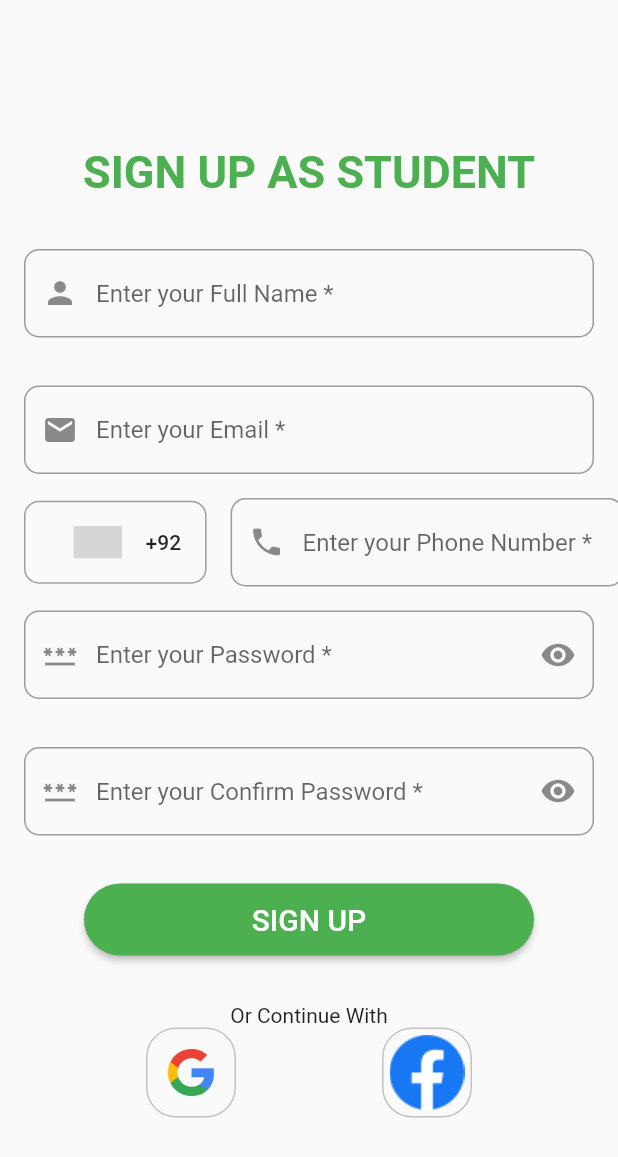
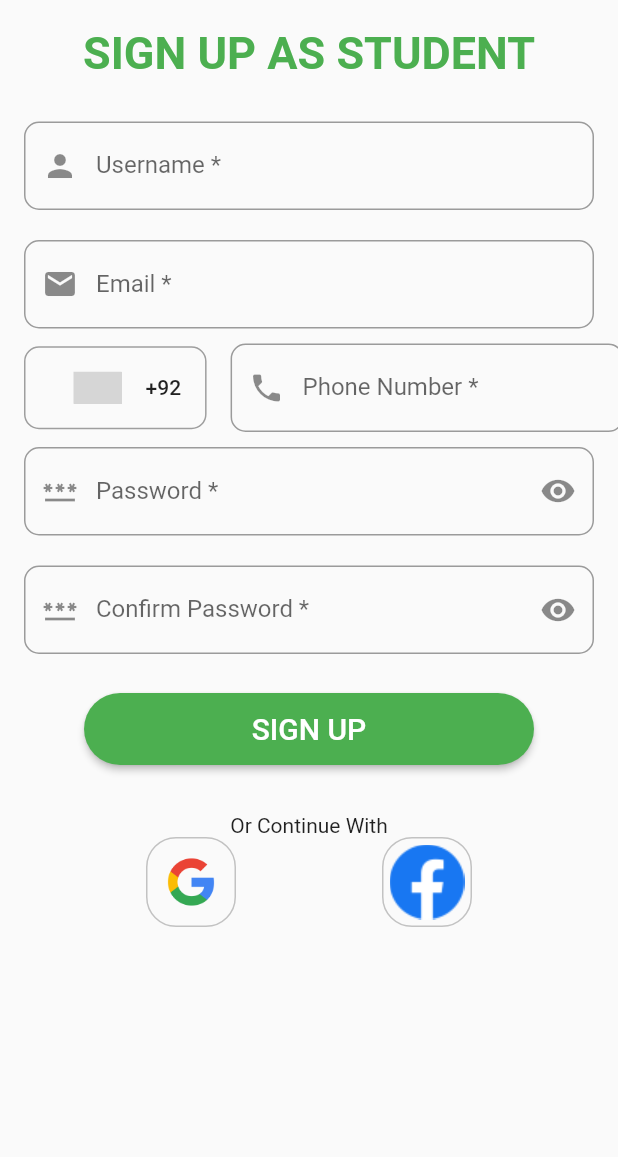
Before and after one commit to aahilalwani25/plagiarism_checker_app, a Flutter app: the SignupScreen screen opened directly, on a phone screen of 412 x 824 dp. Shown: the top 1157 px of the screen. Run offline on Flutter 3.47's test engine with Material 2 defaults, Android fonts, the phone set to English and light mode, and no system bars; drawn by our look-alikes of country_code_picker, rounded_loading_button; our stand-ins replace firebase_auth, firebase_core, firebase_database, google_sign_in, smooth_page_indicator; accounts and stored records are empty; grey boxes are pictures that could not be loaded.

Commit message:
initial comit

```diff
--- a/lib/Models/login_model.dart
+++ b/lib/Models/login_model.dart
@@ -4,6 +4,13 @@ class LoginModel with ChangeNotifier{
 
   String? _email,_password;
   bool _remember_me=false;
+  bool _password_visible = false;
+
+  bool get password_visible => _password_visible;
+  void setPasswordVisible(bool password_visible) {
+    _password_visible = password_visible;
+    notifyListeners();
+  }
 
 
   void setEmail(String email){
--- a/lib/Views/sign_up_screen.dart
+++ b/lib/Views/sign_up_screen.dart
@@ -1,6 +1,8 @@
 import 'package:country_code_picker/country_code_picker.dart';
 import 'package:flutter/material.dart';
+import 'package:plagiarism_checker_app/Controllers/signup_controller.dart';
 import 'package:plagiarism_checker_app/Models/new_student.dart';
+import 'package:plagiarism_checker_app/global/components/toast_message.dart';
 import 'package:provider/provider.dart';
 import 'package:rounded_loading_button/rounded_loading_button.dart';
 
@@ -18,6 +20,7 @@ class _SignupScreenState extends State<SignupScreen> {
 
   String country_code= "+92";
   Screen? screen;
+  // bool password_visibility= false, confirm_password_visibility= false;
 
   @override
   Widget build(BuildContext context) {
@@ -33,12 +36,15 @@ class _SignupScreenState extends State<SignupScreen> {
     RoundedLoadingButtonController roundedLoadingButtonController= RoundedLoadingButtonController();
 
     return Scaffold(
-      body: Consumer<NewStudent>(
+      body: SafeArea(
+        child: SingleChildScrollView(
+          child: Consumer<NewStudent>(
             builder: (builder, new_student, child) {
               return Form(
                 key: form_key,
+                child: Center(
                   child: Column(
-              mainAxisAlignment: MainAxisAlignment.center,
+                    mainAxisAlignment: MainAxisAlignment.spaceBetween,
                     children: [
                       const Padding(
                         padding: EdgeInsets.all(18),
@@ -52,17 +58,18 @@ class _SignupScreenState extends State<SignupScreen> {
                       ),
 
                       Padding(
-                  padding: const EdgeInsets.all(16.0),
+                        padding: const EdgeInsets.symmetric(horizontal:16.0, vertical:10),
                         child: TextFormField(
                           keyboardType: TextInputType.name,
                           onChanged: (email) {
-                      new_student.setEmail(email);
+                            new_student.setUsername(email);
                           },
                           validator: (email) =>
-                        email!.isEmpty ? "Please enter Full Name" : null,
+                              email!.isEmpty ? "Please enter Username" : null,
                           decoration: const InputDecoration(
+                              labelText: "Username *",
                               prefixIcon: Icon(Icons.person),
-                        hintText: "Enter your Full Name *",
+                              hintText: "Enter your Username *",
                               border: OutlineInputBorder(
                                 borderRadius: BorderRadius.all(Radius.circular(10)),
                               )),
@@ -70,7 +77,7 @@ class _SignupScreenState extends State<SignupScreen> {
                       ),
 
                       Padding(
-                  padding: const EdgeInsets.all(16.0),
+                        padding: const EdgeInsets.symmetric(horizontal:16.0, vertical:10),
                         child: TextFormField(
                           keyboardType: TextInputType.emailAddress,
                           onChanged: (email) {
@@ -80,6 +87,7 @@ class _SignupScreenState extends State<SignupScreen> {
                               email!.isEmpty ? "Please enter Email" : null,
                           decoration: const InputDecoration(
                               prefixIcon: Icon(Icons.email),
+                              labelText: "Email *",
                               hintText: "Enter your Email *",
                               border: OutlineInputBorder(
                                 borderRadius: BorderRadius.all(Radius.circular(10)),
@@ -94,7 +102,6 @@ class _SignupScreenState extends State<SignupScreen> {
                             decoration: BoxDecoration(border: Border.all(color: Colors.grey, ), borderRadius: BorderRadius.all(Radius.circular(10)),
                             ),
                             child: CountryCodePicker(
-
                               onChanged: (code){
                                 new_student.setCountryCode(code.dialCode!);
                                 new_student.setCountry(code.name);
@@ -107,12 +114,13 @@ class _SignupScreenState extends State<SignupScreen> {
                             width: 262,
                             child: TextFormField(
                               keyboardType: TextInputType.phone,
-                      onChanged: (email) {
-                      new_student.setEmail(email);
+                              onChanged: (phone) {
+                                new_student.setPhone('${new_student.country_code}$phone');
                               },
                               validator: (email) =>
                                 email!.isEmpty ? "Please enter Phone Number" : null,
                               decoration: const InputDecoration(
+                                labelText: "Phone Number *",
                                 prefixIcon: Icon(Icons.phone),
                                 hintText: "Enter your Phone Number *",
                                 border: OutlineInputBorder(
@@ -126,18 +134,22 @@ class _SignupScreenState extends State<SignupScreen> {
 
 
                       Padding(
-                  padding: const EdgeInsets.all(16.0),
+                        padding: const EdgeInsets.symmetric(horizontal:16.0, vertical:10),
                         child: TextFormField(
-                      obscureText: true,
+                            obscureText: new_student.password_visible,
                             onChanged: (password) {
                               new_student.setPassword(password);
                             },
                             validator: (password) =>
                                 password!.isEmpty ? "Please enter Password" : null,
                             decoration: InputDecoration(
+                              labelText: "Password *",
                                 prefixIcon: const Icon(Icons.password),
                                 hintText: "Enter your Password *",
                                 suffixIcon: GestureDetector(
+                                  onTap: (){
+                                    new_student.setPasswordVisible(!new_student.password_visible);
+                                  },
                                   child: const Icon(Icons.remove_red_eye_sharp),
                                 ),
                                 border: const OutlineInputBorder(
@@ -148,16 +160,21 @@ class _SignupScreenState extends State<SignupScreen> {
                       ),
 
                       Padding(
-                  padding: const EdgeInsets.all(16.0),
+                        padding: const EdgeInsets.symmetric(horizontal:16.0, vertical:10),
                         child: TextFormField(
-                      obscureText: true,
+                            obscureText: new_student.c_password_invisible,
 
                             validator: (password) =>
-                          password!.isEmpty ? "Please enter Password" : null,
+                                password!.isEmpty ? "Please enter Password" :
+                                new_student.password!=password?"Password and confirm Password does not match":null,
                             decoration: InputDecoration(
+                              labelText: "Confirm Password *",
                                 prefixIcon: const Icon(Icons.password),
                                 hintText: "Enter your Confirm Password *",
                                 suffixIcon: GestureDetector(
+                                   onTap: (){
+                                    new_student.setConfirmPasswordVisible(!new_student.c_password_invisible);
+                                  },
                                   child: const Icon(Icons.remove_red_eye_sharp),
                                 ),
                                 border: const OutlineInputBorder(
@@ -181,10 +198,14 @@ class _SignupScreenState extends State<SignupScreen> {
                             successColor: Colors.green,
                             onPressed: () {
                               if (form_key.currentState!.validate()) {
-                          // LoginController loginController = LoginController();
+                                SignupController signupController= SignupController(context: context);
+                                signupController.signup(new_student.email!, new_student.phone!, new_student.username!, new_student.country!, new_student.password!)
+                                .then((value){
+                                  if(value){
+                                    ToastMessage(context: context, message: "Successsfully signed up", type: "success").show();
+                                  }
+                                });
 
-                          // loginController.getLogin(context, loginModel.email,
-                          //     loginModel.password, widget.user);
                               }
                               Future.delayed(const Duration(seconds: 2), () {
                                 roundedLoadingButtonController.reset();
@@ -206,8 +227,7 @@ class _SignupScreenState extends State<SignupScreen> {
                             decoration: BoxDecoration(
                                 border: Border.all(
                                     color: const Color.fromARGB(255, 194, 194, 194)),
-                          borderRadius:
-                              const BorderRadius.all(Radius.circular(20))),
+                                borderRadius: const BorderRadius.all(Radius.circular(20))),
                             child: Image.asset(
                               'assets/images/google_logo.png',
                             ), //google logo
@@ -218,7 +238,7 @@ class _SignupScreenState extends State<SignupScreen> {
                             decoration: BoxDecoration(
                                 border: Border.all(
                                     color: const Color.fromARGB(255, 194, 194, 194)),
-                          borderRadius: BorderRadius.all(Radius.circular(20))),
+                                borderRadius: const BorderRadius.all(Radius.circular(20))),
                             child: Image.asset(
                               'assets/images/facebook_logo.png',
                               cacheWidth: 50,
@@ -229,8 +249,11 @@ class _SignupScreenState extends State<SignupScreen> {
                       )
                     ],
                   ),
+                ),
               );
             },
+          ),
+        ),
       ),
     );
   }
--- a/lib/main.dart
+++ b/lib/main.dart
@@ -1,6 +1,5 @@
 import 'package:flutter/material.dart';
 import 'package:plagiarism_checker_app/Models/content.dart';
-import 'package:plagiarism_checker_app/Views/login_screen.dart';
 import 'package:provider/provider.dart';
 import 'Models/login_model.dart';
 import 'Models/new_student.dart';
--- a/pubspec.yaml
+++ b/pubspec.yaml
@@ -45,6 +45,8 @@ dependencies:
   fluttertoast: ^8.2.1
   smooth_page_indicator: ^1.1.0
   country_code_picker: ^3.0.0
+  firebase_auth: ^4.5.0
+  google_sign_in: ^6.1.0
 
 dev_dependencies:
   flutter_test:
```
Also changed, not shown: lib/Controllers/auth_controller.dart (added, +70 -0 lines), lib/Controllers/signup_controller.dart (+45 -26 lines), lib/Models/new_student.dart (+13 -25 lines), lib/Views/login_screen.dart (+10 -8 lines), lib/global/components/toast_message.dart (+3 -4 lines), pubspec.lock, 3 other files. Lines whose indentation alone changed are shown as unchanged.
